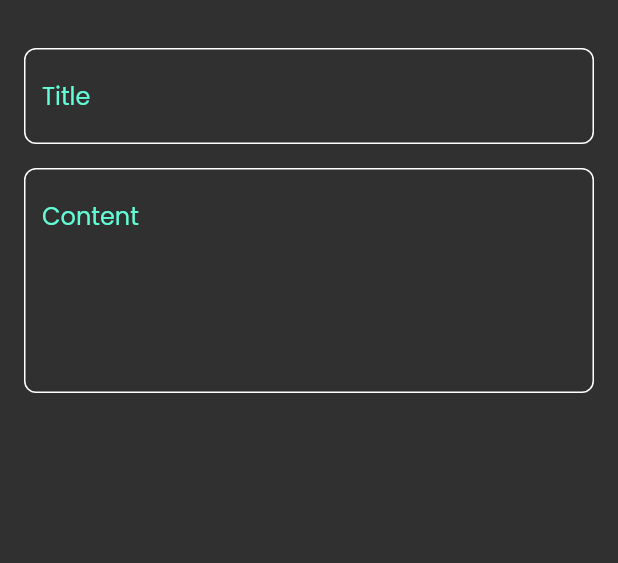
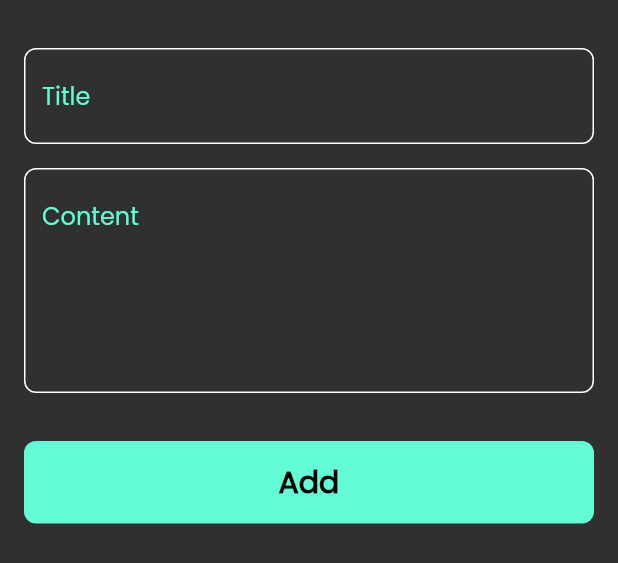
Before and after one commit to MohammedNAbdelsamea/Notes_app, a Flutter app: the AddButtonSheet widget shown alone on an empty page, opened directly, on a phone screen of 412 x 824 dp. Shown: the top 563 px of the screen. Run offline on Flutter 3.47's test engine with Material 2 defaults, Android fonts, the phone set to English and light mode, and no system bars; our stand-ins replace font_awesome_flutter.

Commit message:
finish add note buttonSheet.

```diff
--- a/lib/views/widgets/add_note_buttom_sheet.dart
+++ b/lib/views/widgets/add_note_buttom_sheet.dart
@@ -1,4 +1,6 @@
 import 'package:flutter/cupertino.dart';
+import 'package:notes_th/constants.dart';
+import 'package:notes_th/views/widgets/custom_button.dart';
 import 'package:notes_th/views/widgets/custom_text_field.dart';
 
 class AddButtonSheet extends StatelessWidget {
@@ -8,6 +10,7 @@ class AddButtonSheet extends StatelessWidget {
   Widget build(BuildContext context) {
     return  Padding(
       padding: const EdgeInsets.symmetric(horizontal: 16),
+      child: SingleChildScrollView(
         child: Column(
           children: [
             SizedBox(height: 32,),
@@ -19,7 +22,11 @@ class AddButtonSheet extends StatelessWidget {
               hint: 'Content',
               maxLines: 5,
             ),
+            SizedBox(height: 32,),
+            CustomButton(text: 'Add', color: kPrimaryColor),
+            SizedBox(height: 32),
           ],
+        ),
       ),
     );
   }
--- /dev/null
+++ b/lib/views/widgets/custom_button.dart
@@ -0,0 +1,29 @@
+import 'package:flutter/cupertino.dart';
+
+
+class CustomButton extends StatelessWidget {
+  const CustomButton({super.key,required this.text,required this.color});
+final String text;
+final Color color;
+  @override
+  Widget build(BuildContext context) {
+    return Container(
+      width: MediaQuery.of(context).size.width,
+      height: 55,
+      decoration: BoxDecoration(
+        borderRadius: BorderRadius.circular(8),
+        color:color,
+      ),
+      child: Center(
+        child: Text(
+            text,
+          style: TextStyle(
+            color: CupertinoColors.black,
+            fontSize:20,
+            fontWeight: FontWeight.bold
+          ),
+        ),
+      ),
+    );
+  }
+}
```
Lines whose indentation alone changed are shown as unchanged.
